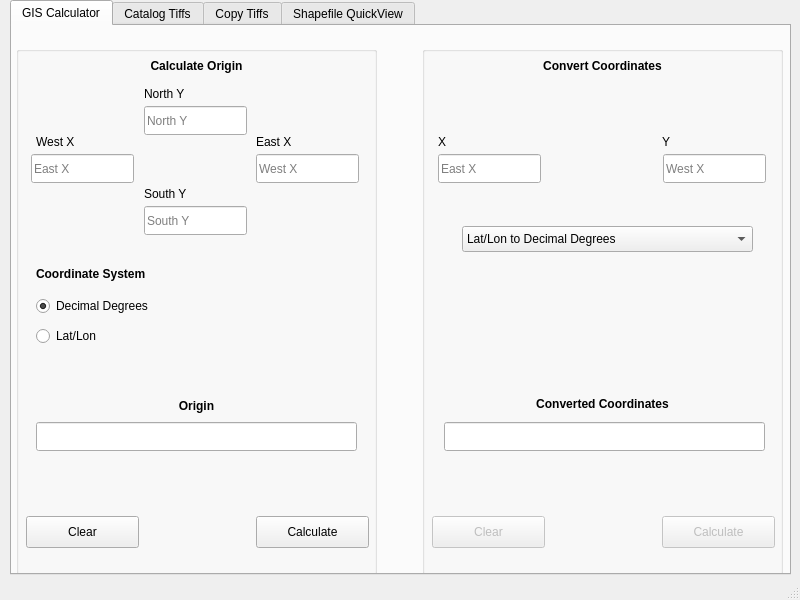
Before: the Qt Designer form gisHelperGui.ui in minorsecond/GIS-Helper, drawn with Qt 5.
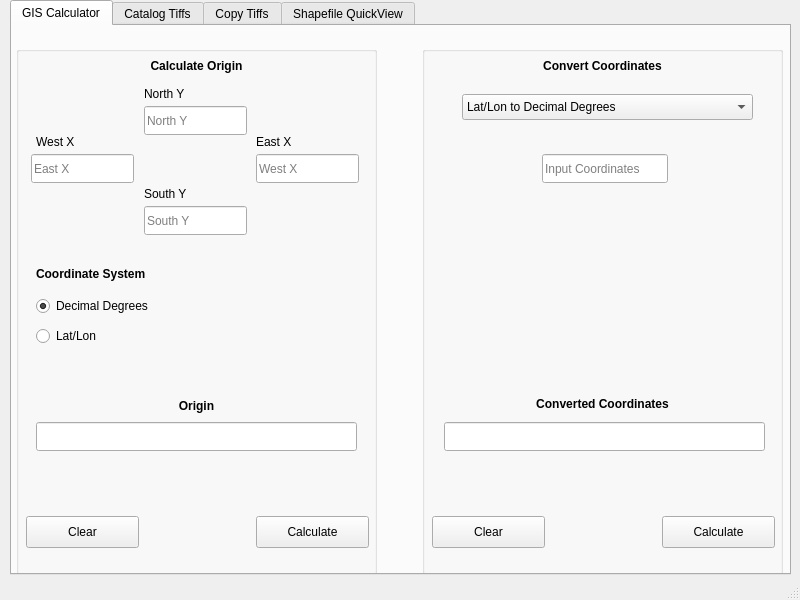
After: the same form once the commit is applied.

Commit message: dms to lat/long conversion now working.

The edit to the form file:
```diff
--- a/gisHelperGui.ui
+++ b/gisHelperGui.ui
@@ -471,7 +471,7 @@
       </widget>
       <widget class="QPushButton" name="convCoordClear">
        <property name="enabled">
-        <bool>false</bool>
+        <bool>true</bool>
        </property>
        <property name="geometry">
         <rect>
@@ -492,7 +492,7 @@
       </widget>
       <widget class="QPushButton" name="convCoordCalc">
        <property name="enabled">
-        <bool>false</bool>
+        <bool>true</bool>
        </property>
        <property name="geometry">
         <rect>
@@ -515,7 +515,7 @@
        <property name="geometry">
         <rect>
          <x>40</x>
-         <y>180</y>
+         <y>48</y>
          <width>291</width>
          <height>26</height>
         </rect>
@@ -536,100 +536,7 @@
         </property>
        </item>
       </widget>
-      <widget class="QLineEdit" name="westXEntry_2">
-       <property name="geometry">
-        <rect>
-         <x>241</x>
-         <y>108</y>
-         <width>103</width>
-         <height>29</height>
-        </rect>
-       </property>
-       <property name="font">
-        <font>
-         <family>Arial</family>
-        </font>
-       </property>
-       <property name="inputMask">
-        <string/>
-       </property>
-       <property name="maxLength">
-        <number>32767</number>
-       </property>
-       <property name="placeholderText">
-        <string>West X</string>
-       </property>
-       <property name="clearButtonEnabled">
-        <bool>false</bool>
-       </property>
-      </widget>
-      <widget class="QLineEdit" name="eastXEntry_2">
-       <property name="geometry">
-        <rect>
-         <x>16</x>
-         <y>108</y>
-         <width>103</width>
-         <height>29</height>
-        </rect>
-       </property>
-       <property name="font">
-        <font>
-         <family>Arial</family>
-        </font>
-       </property>
-       <property name="inputMask">
-        <string/>
-       </property>
-       <property name="text">
-        <string/>
-       </property>
-       <property name="maxLength">
-        <number>32767</number>
-       </property>
-       <property name="placeholderText">
-        <string>East X</string>
-       </property>
-       <property name="clearButtonEnabled">
-        <bool>false</bool>
-       </property>
-      </widget>
-      <widget class="QLabel" name="label_7">
-       <property name="geometry">
-        <rect>
-         <x>16</x>
-         <y>88</y>
-         <width>59</width>
-         <height>16</height>
-        </rect>
-       </property>
-       <property name="font">
-        <font>
-         <family>Arial</family>
-        </font>
-       </property>
-       <property name="text">
-        <string>X</string>
-       </property>
-      </widget>
-      <widget class="QLabel" name="label_8">
-       <property name="geometry">
-        <rect>
-         <x>240</x>
-         <y>88</y>
-         <width>59</width>
-         <height>16</height>
-        </rect>
-       </property>
-       <property name="font">
-        <font>
-         <family>Arial</family>
-        </font>
-       </property>
-       <property name="text">
-        <string>Y</string>
-       </property>
-      </widget>
-      <widget class="QLineEdit" name="lineEdit_5">
+      <widget class="QLineEdit" name="converterOutput">
        <property name="geometry">
         <rect>
          <x>22</x>
@@ -642,6 +549,33 @@
         <bool>true</bool>
        </property>
       </widget>
+      <widget class="QLineEdit" name="converCoordsEntry">
+       <property name="geometry">
+        <rect>
+         <x>120</x>
+         <y>108</y>
+         <width>126</width>
+         <height>29</height>
+        </rect>
+       </property>
+       <property name="font">
+        <font>
+         <family>Arial</family>
+        </font>
+       </property>
+       <property name="inputMask">
+        <string/>
+       </property>
+       <property name="maxLength">
+        <number>32767</number>
+       </property>
+       <property name="placeholderText">
+        <string>Input Coordinates</string>
+       </property>
+       <property name="clearButtonEnabled">
+        <bool>false</bool>
+       </property>
+      </widget>
      </widget>
      <widget class="QLabel" name="coordinatesResultsLabel">
       <property name="geometry">
```
The commit also changes 2 other files.
